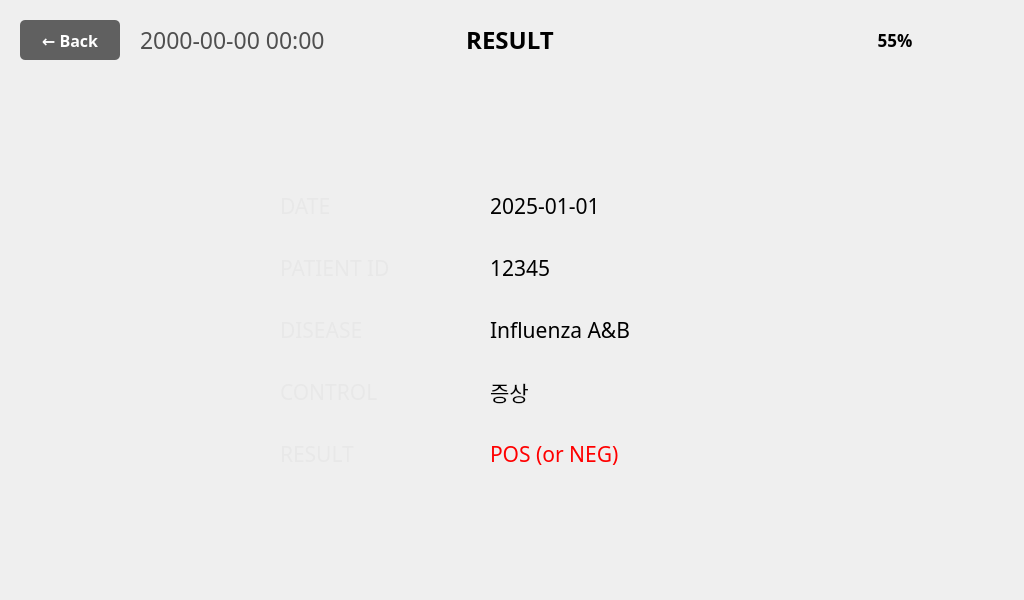
eguruno1/calth_reader, file ui/Review/ResultView0Window.ui: the form before one commit.
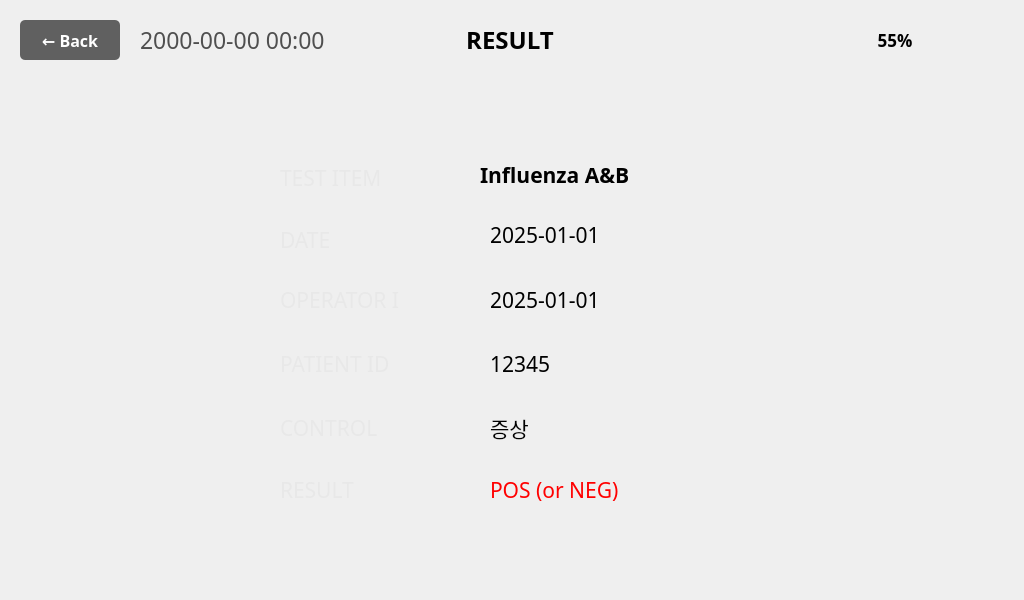
The form after the commit. Icons and pictures are not drawn.

Commit message: 타이틀 폰트 색상 변경

The edit to the form file:
```diff
--- a/ui/Review/ResultView0Window.ui
+++ b/ui/Review/ResultView0Window.ui
@@ -84,7 +84,7 @@
     <property name="geometry">
      <rect>
       <x>866</x>
-      <y>334</y>
+      <y>370</y>
       <width>102</width>
       <height>102</height>
      </rect>
@@ -136,7 +136,7 @@
     <property name="geometry">
      <rect>
       <x>866</x>
-      <y>446</y>
+      <y>482</y>
       <width>102</width>
       <height>102</height>
      </rect>
@@ -181,9 +181,9 @@
     <property name="geometry">
      <rect>
       <x>53</x>
-      <y>160</y>
+      <y>140</y>
       <width>156</width>
-      <height>340</height>
+      <height>391</height>
      </rect>
     </property>
     <property name="frameShape">
@@ -203,9 +203,9 @@
     <property name="geometry">
      <rect>
       <x>236</x>
-      <y>178</y>
+      <y>210</y>
       <width>218</width>
-      <height>55</height>
+      <height>60</height>
      </rect>
     </property>
     <property name="frameShape">
@@ -225,7 +225,7 @@
     <property name="geometry">
      <rect>
       <x>236</x>
-      <y>240</y>
+      <y>336</y>
       <width>218</width>
       <height>55</height>
      </rect>
@@ -247,7 +247,7 @@
     <property name="geometry">
      <rect>
       <x>236</x>
-      <y>302</y>
+      <y>150</y>
       <width>218</width>
       <height>55</height>
      </rect>
@@ -269,7 +269,7 @@
     <property name="geometry">
      <rect>
       <x>236</x>
-      <y>364</y>
+      <y>400</y>
       <width>218</width>
       <height>55</height>
      </rect>
@@ -291,7 +291,7 @@
     <property name="geometry">
      <rect>
       <x>236</x>
-      <y>426</y>
+      <y>462</y>
       <width>218</width>
       <height>55</height>
      </rect>
@@ -313,9 +313,9 @@
     <property name="geometry">
      <rect>
       <x>459</x>
-      <y>178</y>
+      <y>210</y>
       <width>364</width>
-      <height>55</height>
+      <height>60</height>
      </rect>
     </property>
     <property name="frameShape">
@@ -335,7 +335,7 @@
     <property name="geometry">
      <rect>
       <x>459</x>
-      <y>364</y>
+      <y>400</y>
       <width>364</width>
       <height>55</height>
      </rect>
@@ -357,9 +357,9 @@
     <property name="geometry">
      <rect>
       <x>459</x>
-      <y>240</y>
+      <y>336</y>
       <width>364</width>
-      <height>55</height>
+      <height>60</height>
      </rect>
     </property>
     <property name="frameShape">
@@ -379,7 +379,7 @@
     <property name="geometry">
      <rect>
       <x>459</x>
-      <y>302</y>
+      <y>150</y>
       <width>364</width>
       <height>55</height>
      </rect>
@@ -401,7 +401,7 @@
     <property name="geometry">
      <rect>
       <x>459</x>
-      <y>426</y>
+      <y>462</y>
       <width>364</width>
       <height>55</height>
      </rect>
@@ -423,9 +423,9 @@
     <property name="geometry">
      <rect>
       <x>280</x>
-      <y>178</y>
+      <y>210</y>
       <width>120</width>
-      <height>55</height>
+      <height>60</height>
      </rect>
     </property>
     <property name="palette">
@@ -481,7 +481,7 @@
     <property name="geometry">
      <rect>
       <x>280</x>
-      <y>240</y>
+      <y>336</y>
       <width>120</width>
       <height>55</height>
      </rect>
@@ -539,7 +539,7 @@
     <property name="geometry">
      <rect>
       <x>280</x>
-      <y>302</y>
+      <y>150</y>
       <width>120</width>
       <height>55</height>
      </rect>
@@ -590,14 +590,14 @@
      </font>
     </property>
     <property name="text">
-     <string>DISEASE</string>
+     <string>TEST ITEM</string>
     </property>
    </widget>
    <widget class="QLabel" name="label_19">
     <property name="geometry">
      <rect>
       <x>280</x>
-      <y>364</y>
+      <y>400</y>
       <width>120</width>
       <height>55</height>
      </rect>
@@ -655,7 +655,7 @@
     <property name="geometry">
      <rect>
       <x>280</x>
-      <y>426</y>
+      <y>462</y>
       <width>120</width>
       <height>55</height>
      </rect>
@@ -713,7 +713,7 @@
     <property name="geometry">
      <rect>
       <x>490</x>
-      <y>240</y>
+      <y>336</y>
       <width>310</width>
       <height>55</height>
      </rect>
@@ -734,7 +734,7 @@
     <property name="geometry">
      <rect>
       <x>490</x>
-      <y>426</y>
+      <y>462</y>
       <width>310</width>
       <height>55</height>
      </rect>
@@ -792,9 +792,9 @@
     <property name="geometry">
      <rect>
       <x>490</x>
-      <y>178</y>
+      <y>210</y>
       <width>310</width>
-      <height>55</height>
+      <height>50</height>
      </rect>
     </property>
     <property name="font">
@@ -813,7 +813,7 @@
     <property name="geometry">
      <rect>
       <x>490</x>
-      <y>364</y>
+      <y>400</y>
       <width>310</width>
       <height>55</height>
      </rect>
@@ -833,18 +833,18 @@
    <widget class="QLabel" name="label_25">
     <property name="geometry">
      <rect>
-      <x>490</x>
-      <y>302</y>
+      <x>480</x>
+      <y>150</y>
       <width>310</width>
-      <height>55</height>
+      <height>50</height>
      </rect>
     </property>
     <property name="font">
      <font>
       <family>Pretendard</family>
       <pointsize>16</pointsize>
-      <weight>50</weight>
-      <bold>false</bold>
+      <weight>75</weight>
+      <bold>true</bold>
      </font>
     </property>
     <property name="text">
@@ -1034,6 +1034,129 @@
      <set>Qt::AlignCenter</set>
     </property>
    </widget>
+   <widget class="QLabel" name="label_26">
+    <property name="geometry">
+     <rect>
+      <x>490</x>
+      <y>270</y>
+      <width>310</width>
+      <height>60</height>
+     </rect>
+    </property>
+    <property name="font">
+     <font>
+      <family>Pretendard</family>
+      <pointsize>16</pointsize>
+      <weight>50</weight>
+      <bold>false</bold>
+     </font>
+    </property>
+    <property name="text">
+     <string>2025-01-01</string>
+    </property>
+   </widget>
+   <widget class="QLabel" name="label_27">
+    <property name="geometry">
+     <rect>
+      <x>459</x>
+      <y>270</y>
+      <width>364</width>
+      <height>60</height>
+     </rect>
+    </property>
+    <property name="frameShape">
+     <enum>QFrame::NoFrame</enum>
+    </property>
+    <property name="text">
+     <string/>
+    </property>
+    <property name="pixmap">
+     <pixmap>../image/06_Result/Result_InputBKG.png</pixmap>
+    </property>
+    <property name="alignment">
+     <set>Qt::AlignCenter</set>
+    </property>
+   </widget>
+   <widget class="QLabel" name="label_8">
+    <property name="geometry">
+     <rect>
+      <x>236</x>
+      <y>270</y>
+      <width>218</width>
+      <height>60</height>
+     </rect>
+    </property>
+    <property name="frameShape">
+     <enum>QFrame::NoFrame</enum>
+    </property>
+    <property name="text">
+     <string/>
+    </property>
+    <property name="pixmap">
+     <pixmap>../image/06_Result/Result_TitleBar.png</pixmap>
+    </property>
+    <property name="alignment">
+     <set>Qt::AlignCenter</set>
+    </property>
+   </widget>
+   <widget class="QLabel" name="label_28">
+    <property name="geometry">
+     <rect>
+      <x>280</x>
+      <y>270</y>
+      <width>120</width>
+      <height>60</height>
+     </rect>
+    </property>
+    <property name="palette">
+     <palette>
+      <active>
+       <colorrole role="WindowText">
+        <brush brushstyle="SolidPattern">
+         <color alpha="255">
+          <red>232</red>
+          <green>232</green>
+          <blue>232</blue>
+         </color>
+        </brush>
+       </colorrole>
+      </active>
+      <inactive>
+       <colorrole role="WindowText">
+        <brush brushstyle="SolidPattern">
+         <color alpha="255">
+          <red>232</red>
+          <green>232</green>
+          <blue>232</blue>
+         </color>
+        </brush>
+       </colorrole>
+      </inactive>
+      <disabled>
+       <colorrole role="WindowText">
+        <brush brushstyle="SolidPattern">
+         <color alpha="255">
+          <red>120</red>
+          <green>120</green>
+          <blue>120</blue>
+         </color>
+        </brush>
+       </colorrole>
+      </disabled>
+     </palette>
+    </property>
+    <property name="font">
+     <font>
+      <family>Pretendard</family>
+      <pointsize>16</pointsize>
+      <weight>50</weight>
+      <bold>false</bold>
+     </font>
+    </property>
+    <property name="text">
+     <string>OPERATOR ID</string>
+    </property>
+   </widget>
   </widget>
  </widget>
  <resources/>
```
The commit also changes 2 other files.
